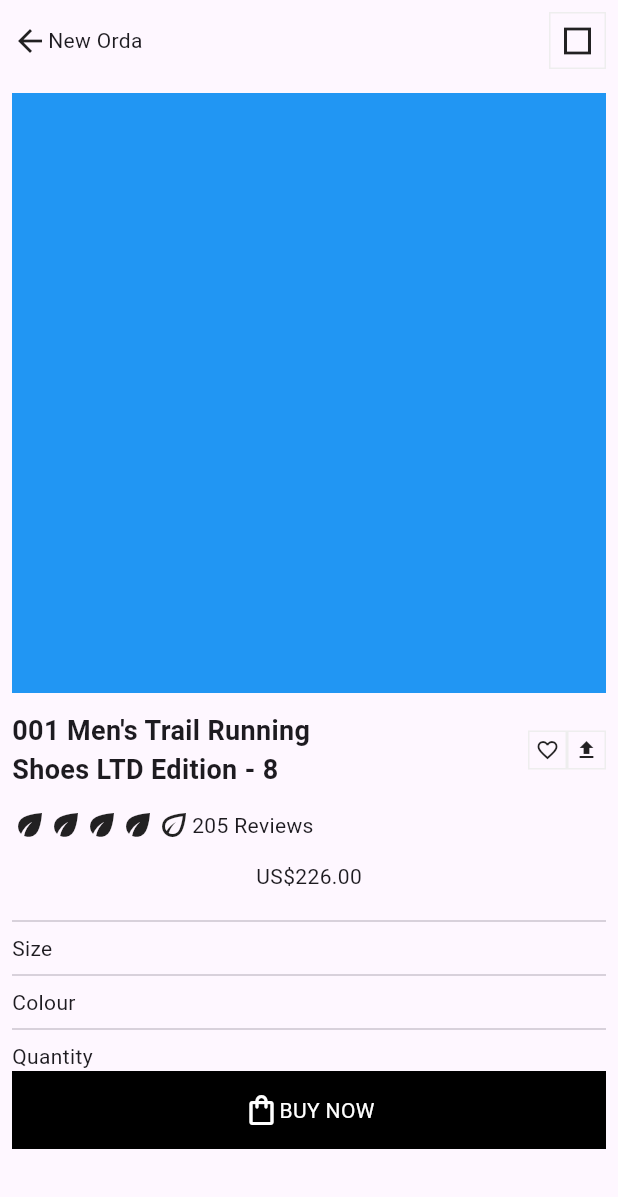
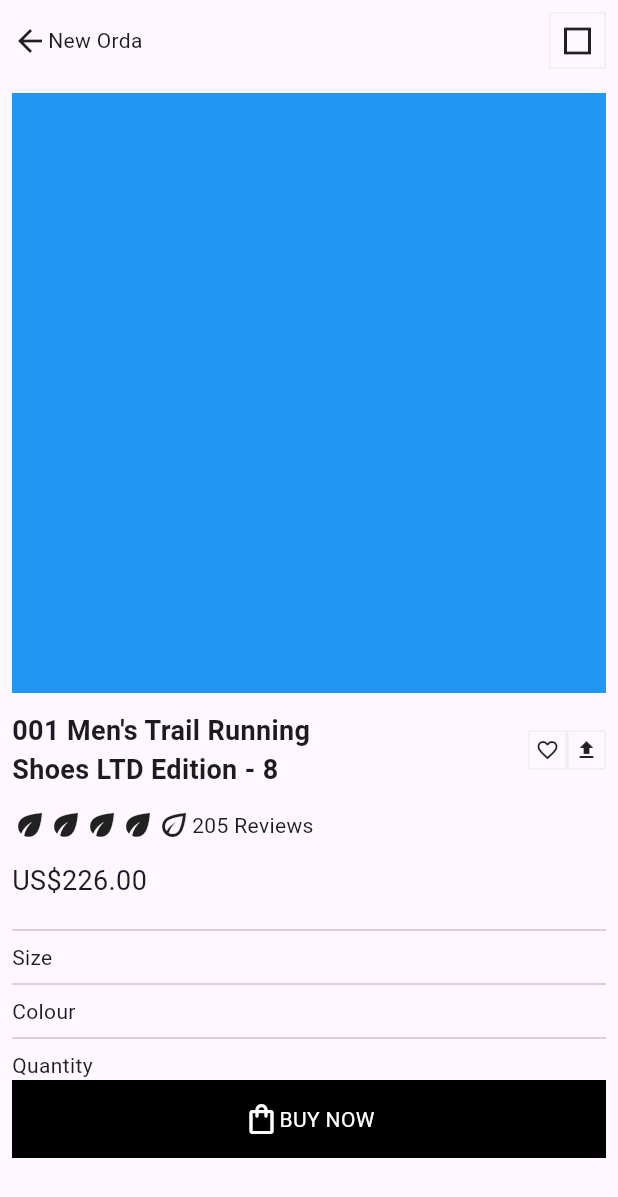
Before and after one commit to JAICHANGPARK/flutter_notebook_chapter_37, a Flutter app: the SneakersDetailPage screen opened directly, on a phone screen of 412 x 824 dp. Shown: the top 1197 px of the screen. Run offline on Flutter 3.47's test engine with Material 3 defaults, Android fonts, the phone set to English and light mode, and no system bars; our stand-ins replace dots_indicator, gap, google_fonts.

Commit message:
Update sneakers_detail_page.dart

```diff
--- a/lib/ep1869_sneakers_app/view/sneakers_detail_page.dart
+++ b/lib/ep1869_sneakers_app/view/sneakers_detail_page.dart
@@ -18,6 +18,7 @@ class _SneakersDetailPageState extends State<SneakersDetailPage> {
         child: Padding(
           padding: const EdgeInsets.all(8.0),
           child: Column(
+            crossAxisAlignment: CrossAxisAlignment.start,
             children: [
               Row(
                 children: [
@@ -98,7 +99,13 @@ class _SneakersDetailPageState extends State<SneakersDetailPage> {
                 ],
               ),
               Gap(12),
-              Text("US\$226.00"),
+              Text(
+                "US\$226.00",
+                style: TextStyle(
+
+                  fontSize: 18,
+                ),
+              ),
               Gap(12),
               Divider(),
               Row(
```
